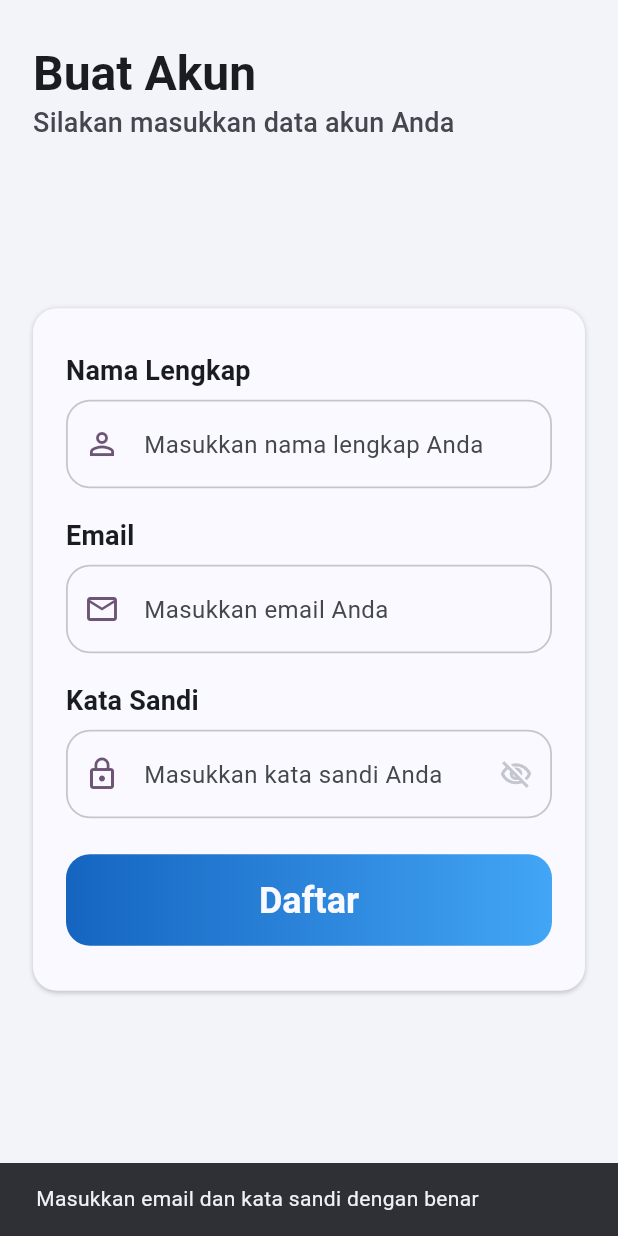
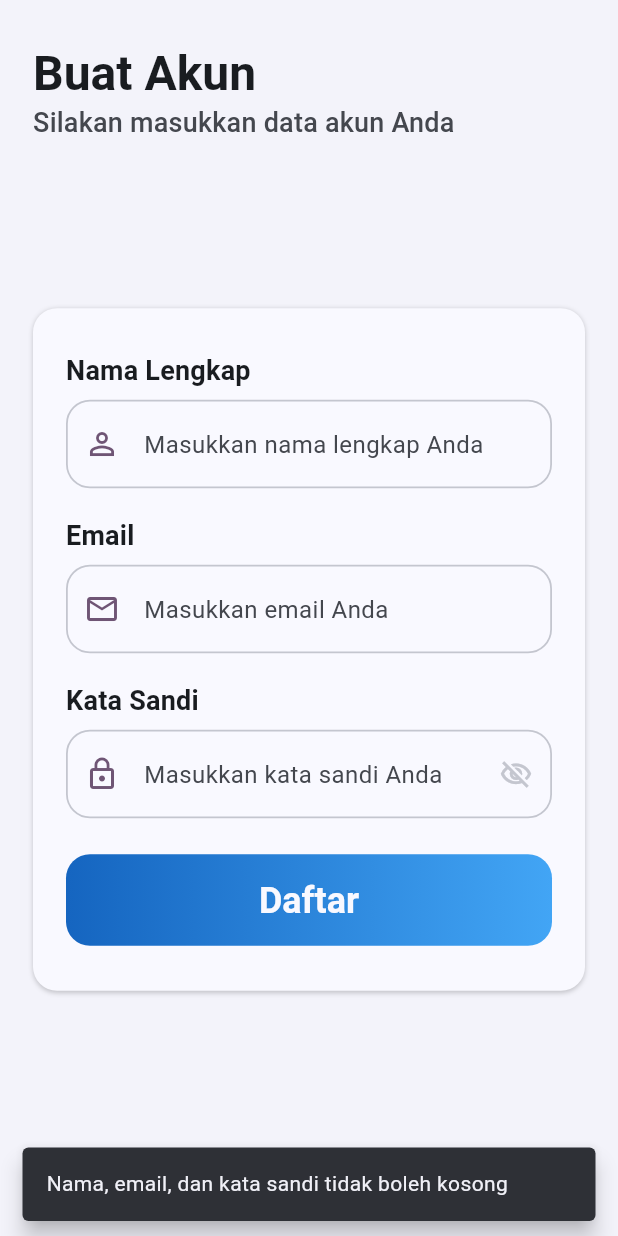
Before and after one commit to Vrynd/Skrining_apps, a Flutter app: the RegisterScreen screen opened by its route, after a tap on "Daftar", on a phone screen of 412 x 824 dp. Run offline on Flutter 3.47's test engine with Material 3 defaults, Android fonts, the phone set to English and light mode, and no system bars; our stand-ins replace cloud_firestore, firebase_auth, firebase_core, google_fonts, percent_indicator, salomon_bottom_bar and 1 more; accounts and stored records are empty; network calls fail; Roboto replaces fonts that are missing (Overpass).

Commit message:
update validasi login dan register

```diff
--- a/lib/screens/auth/register_screen.dart
+++ b/lib/screens/auth/register_screen.dart
@@ -114,27 +114,44 @@ class _RegisterScreenState extends State<RegisterScreen> {
     final email = _emailController.text.trim();
     final password = _passwordController.text.trim();
     final fullname = _fullnameController.text.trim();
-    if (email.isNotEmpty && password.isNotEmpty) {
+    final scaffoldMessenger2 = ScaffoldMessenger.of(context);
+
+    // Validasi nama, email dan password harus diisi
+    if (email.isEmpty || password.isEmpty || fullname.isEmpty) {
+      scaffoldMessenger2.showSnackBar(
+        const SnackBar(
+          content: Text("Nama, email, dan kata sandi tidak boleh kosong"),
+          behavior: SnackBarBehavior.floating,
+        ),
+      );
+      return;
+    }
+    // Validasi format email
+    final emailRegex = RegExp(r"^[\w-\.]+@([\w-]+\.)+[\w-]{2,4}$");
+    if (!emailRegex.hasMatch(email)) {
+      scaffoldMessenger2.showSnackBar(
+        const SnackBar(
+          content: Text("Format email tidak valid"),
+          behavior: SnackBarBehavior.floating,
+        ),
+      );
+      return;
+    }
+
     final firebaseAuthProvider = context.read<FirebaseAuthProvider>();
     final navigator = Navigator.of(context);
-      final scaffoldMessenger = ScaffoldMessenger.of(context);
 
     await firebaseAuthProvider.createAccount(fullname, email, password);
     if (firebaseAuthProvider.authStatus ==
         FirebaseAuthStatus.accountCreated) {
       navigator.pop();
     } else {
-        scaffoldMessenger.showSnackBar(
+      scaffoldMessenger2.showSnackBar(
         SnackBar(
           content: Text(firebaseAuthProvider.message ?? ""),
           behavior: SnackBarBehavior.floating,
         ),
       );
-      }
-    } else {
-      const message = "Masukkan email dan kata sandi dengan benar";
-      final scaffoldMessenger = ScaffoldMessenger.of(context);
-      scaffoldMessenger.showSnackBar(const SnackBar(content: Text(message)));
     }
   }
 
```
Also changed, not shown: lib/screens/auth/login_screen.dart (+23 -7 lines), lib/screens/details/change_password_screen.dart (+14 -2 lines), lib/screens/main/navigation_screen.dart (+14 -14 lines). Lines whose indentation alone changed are shown as unchanged.
